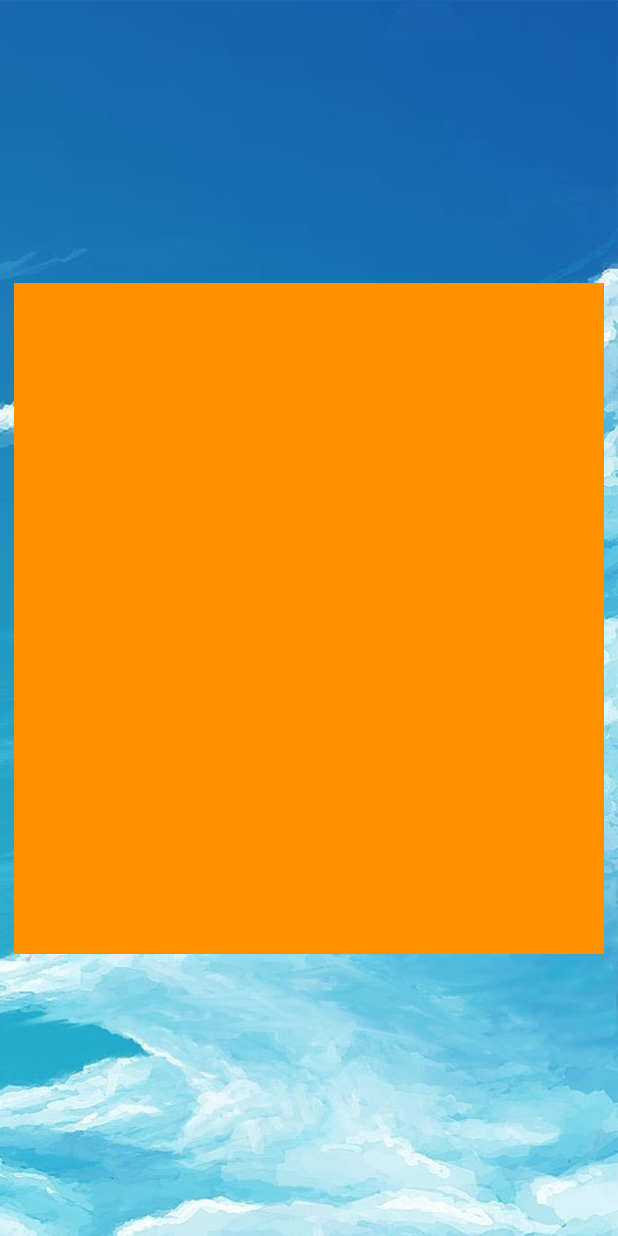
After one commit to XXnikoDarkXX/Odyssey-Games, an Android app: the Pantalla_Edita_Preguntas screen opened directly, with no data from a screen before it, on a phone screen of 412 x 824 dp. The commit adds this screen. Run offline under Robolectric (Android 15) with nearby library versions, the phone set to English and light mode, and no system bars; pictures from the network do not load.

Commit message:
Creacion Pantalla Editar
Creación de Pantalla Editar, no toco más hasta tener implementada la BBDD

```diff
--- a/Trivia_World/app/src/main/AndroidManifest.xml
+++ b/Trivia_World/app/src/main/AndroidManifest.xml
@@ -13,9 +13,10 @@
         android:roundIcon="@mipmap/ic_launcher_round"
         android:supportsRtl="true"
         android:theme="@style/Theme.TriviaWorld">
-        <activity android:name=".Pantalla_eleccionJuego"></activity>
+        <activity android:name=".Pantalla_Edita_Preguntas"></activity>
+        <activity android:name=".Pantalla_eleccionJuego" />
         <activity android:name=".Creador_Preguntas" />
-        <activity android:name=".Editor_Preguntas" />
+        <activity android:name=".Pantalla_Opcione_Editor" />
         <activity android:name=".Pantalla_Eleccion" />
         <activity android:name=".Pantalla_Registro" />
         <activity android:name=".Pantalla_Perfil" />
--- /dev/null
+++ b/Trivia_World/app/src/main/java/com/example/triviaworld/Pantalla_Edita_Preguntas.kt
@@ -0,0 +1,11 @@
+package com.example.triviaworld
+
+import androidx.appcompat.app.AppCompatActivity
+import android.os.Bundle
+
+class Pantalla_Edita_Preguntas : AppCompatActivity() {
+    override fun onCreate(savedInstanceState: Bundle?) {
+        super.onCreate(savedInstanceState)
+        setContentView(R.layout.pantalla__edita__preguntas)
+    }
+}
--- a/Trivia_World/app/src/main/java/com/example/triviaworld/Pantalla_Eleccion.kt
+++ b/Trivia_World/app/src/main/java/com/example/triviaworld/Pantalla_Eleccion.kt
@@ -28,7 +28,7 @@ class Pantalla_Eleccion : AppCompatActivity() {
 
     fun irEdit(view: View) {
 
-        val intent = Intent(this, Editor_Preguntas::class.java)
+        val intent = Intent(this, Pantalla_Opcione_Editor::class.java)
         startActivity(intent)
 
     }
--- /dev/null
+++ b/Trivia_World/app/src/main/res/layout/pantalla__edita__preguntas.xml
@@ -0,0 +1,19 @@
+<?xml version="1.0" encoding="utf-8"?>
+<androidx.constraintlayout.widget.ConstraintLayout xmlns:android="http://schemas.android.com/apk/res/android"
+    xmlns:app="http://schemas.android.com/apk/res-auto"
+    xmlns:tools="http://schemas.android.com/tools"
+    android:layout_width="match_parent"
+    android:layout_height="match_parent"
+    android:background="@drawable/sky">
+
+    <androidx.recyclerview.widget.RecyclerView
+        android:id="@+id/vistaRecycler"
+        android:layout_width="393dp"
+        android:layout_height="447dp"
+        android:background="@color/Naranja"
+        app:layout_constraintBottom_toBottomOf="parent"
+        app:layout_constraintEnd_toEndOf="parent"
+        app:layout_constraintStart_toStartOf="parent"
+        app:layout_constraintTop_toTopOf="parent" />
+
+</androidx.constraintlayout.widget.ConstraintLayout>
--- a/Trivia_World/app/src/main/res/layout/editor__preguntas.xml
+++ b/Trivia_World/app/src/main/res/layout/pantalla_opcione_editor.xml
@@ -44,6 +44,7 @@
         android:layout_width="wrap_content"
         android:layout_height="wrap_content"
         android:layout_marginStart="52dp"
+        android:onClick="AaEditar"
         android:backgroundTint="@color/Naranja"
         android:text="@string/Beditar"
         app:layout_constraintBottom_toBottomOf="@+id/borrar"
```
Also changed, not shown: Trivia_World/app/src/main/java/com/example/triviaworld/Pantalla_Opcione_Editor.kt (renamed from Trivia_World/app/src/main/java/com/example/triviaworld/Editor_Preguntas.kt, +9 -2 lines).
